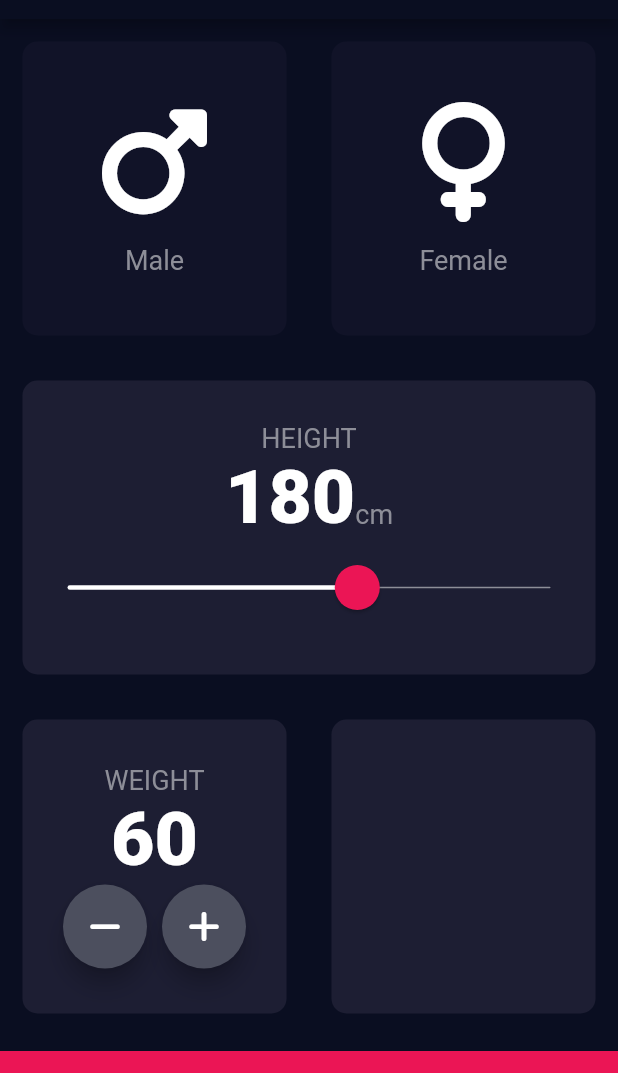
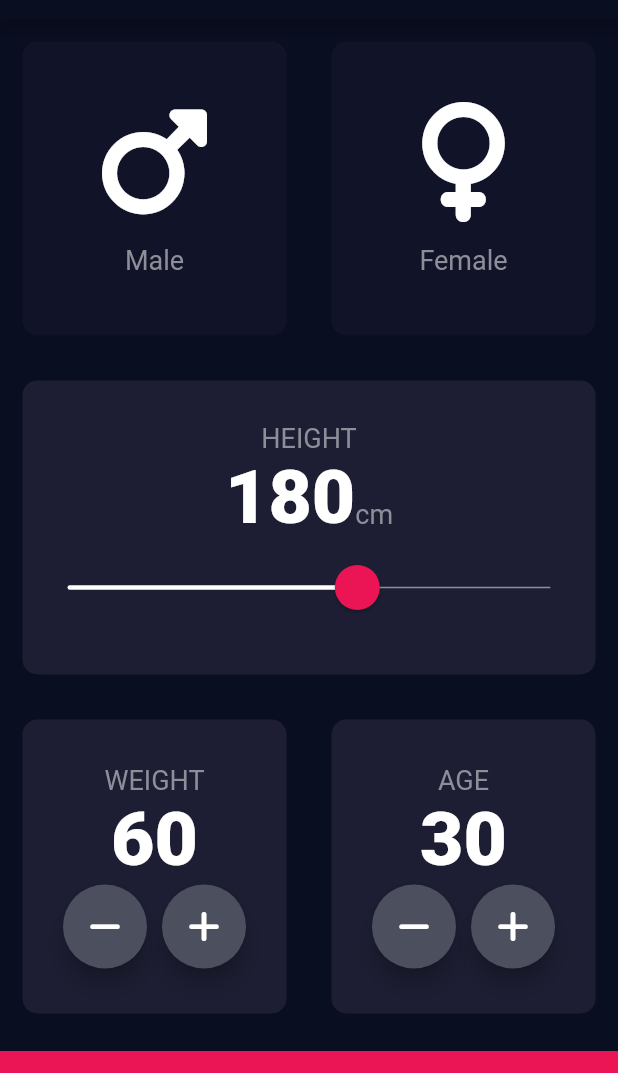
Before and after one commit to ChuguevRoman/bmi_calculate, a Flutter app: the screen it shows after launch, on a phone screen of 412 x 824 dp, the part 65-1138 px from its top. Run offline on Flutter 3.47's test engine with Material 2 defaults, Android fonts, the phone set to English and light mode, and no system bars; our stand-ins replace font_awesome_flutter.

Commit message:
Filled out the bottom card age

```diff
--- a/lib/screens/input_page_screen.dart
+++ b/lib/screens/input_page_screen.dart
@@ -163,7 +163,37 @@ class _InputPageState extends State<InputPage> {
                     ),
                   ),
                 ),
-                Expanded(child: ChangeableCard()),
+                Expanded(
+                  child: ChangeableCard(
+                    cardChild: Column(
+                      mainAxisAlignment: MainAxisAlignment.center,
+                      children: [
+                        Text('AGE', style: kLabelStyle),
+                        Text(age.toString(), style: kNumberTextStyle),
+                        Row(
+                          mainAxisAlignment: MainAxisAlignment.center,
+                          children: [
+                            RoundIconButton(
+                                icon: FontAwesomeIcons.minus,
+                                onPress: () {
+                                  setState(() {
+                                    age--;
+                                  });
+                                }),
+                            SizedBox(width: 10),
+                            RoundIconButton(
+                                icon: FontAwesomeIcons.plus,
+                                onPress: () {
+                                  setState(() {
+                                    age++;
+                                  });
+                                }),
+                          ],
+                        ),
+                      ],
+                    ),
+                  ),
+                ),
               ],
             ),
           ),
```
